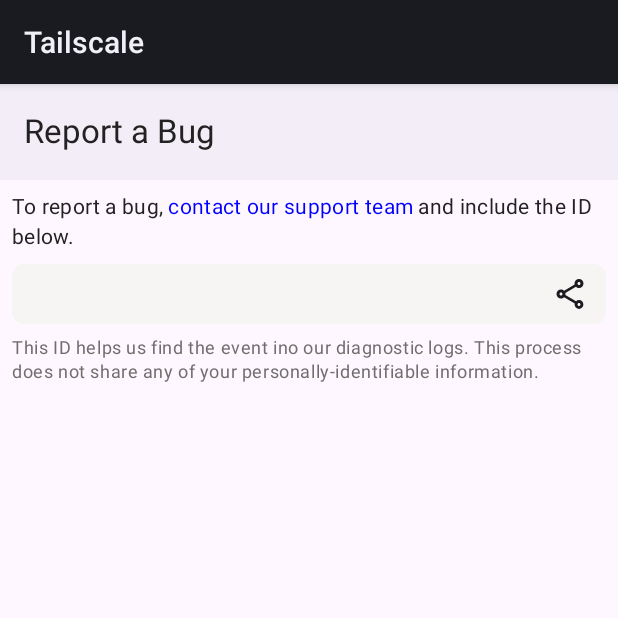
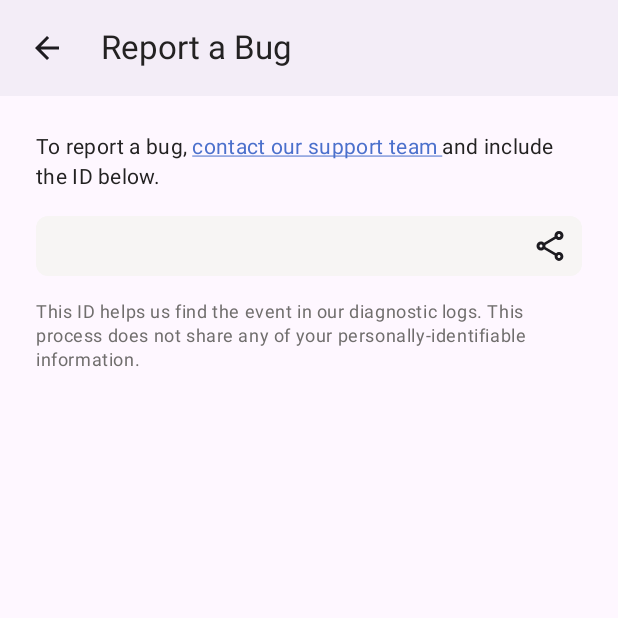
Before and after one commit to tailscale/tailscale-android, an Android app built with Jetpack Compose: the BugReportView screen opened through its navigation route, on a phone screen of 412 x 824 dp, the top half of it. Run offline under Robolectric (Android 15) with nearby library versions, the phone set to English and light mode, and no system bars; 7 statements that could not run were skipped.

Commit message:
[568eb59] android/ui: address preliminary design feedback
Updates tailscale/corp#18202

Adds back navigation to all of the headers.
Corrects all padding and some colours
Adds separators to the device list
Adds the Compat theme so we don't have the black top and bottom bars.
Removes all of the chevrons.
Other minor tweaks

Signed-off-by: Jonathan Nobels <jonathan@tailscale.com>

```diff
--- a/android/src/main/AndroidManifest.xml
+++ b/android/src/main/AndroidManifest.xml
@@ -29,6 +29,7 @@
         android:allowBackup="false"
         android:banner="@drawable/tv_banner"
         android:icon="@mipmap/ic_launcher"
+        android:theme="@style/Theme.AppCompat"
         android:label="Tailscale"
         android:roundIcon="@mipmap/ic_launcher_round">
         <activity
--- a/android/src/main/java/com/tailscale/ipn/MainActivity.kt
+++ b/android/src/main/java/com/tailscale/ipn/MainActivity.kt
@@ -28,6 +28,7 @@
 import com.tailscale.ipn.ui.theme.AppTheme
 import com.tailscale.ipn.ui.util.set
 import com.tailscale.ipn.ui.view.AboutView
+import com.tailscale.ipn.ui.view.BackNavigation
 import com.tailscale.ipn.ui.view.BugReportView
 import com.tailscale.ipn.ui.view.ExitNodePicker
 import com.tailscale.ipn.ui.view.MDMSettingsDebugView
@@ -80,7 +81,10 @@
                   onNavigateToMDMSettings = { navController.navigate("mdmSettings") },
                   onNavigateToManagedBy = { navController.navigate("managedBy") },
                   onNavigateToUserSwitcher = { navController.navigate("userSwitcher") },
+                  onBackPressed = { navController.popBackStack() },
               )
+
+          val backNav = BackNavigation(onBack = { navController.popBackStack() })
 
           val exitNodePickerNav =
               ExitNodePickerNav(
@@ -103,13 +107,13 @@
           composable(
               "peerDetails/{nodeId}",
               arguments = listOf(navArgument("nodeId") { type = NavType.StringType })) {
-                PeerDetails(it.arguments?.getString("nodeId") ?: "")
+                PeerDetails(nav = backNav, it.arguments?.getString("nodeId") ?: "")
               }
-          composable("bugReport") { BugReportView() }
-          composable("about") { AboutView() }
-          composable("mdmSettings") { MDMSettingsDebugView() }
-          composable("managedBy") { ManagedByView() }
-          composable("userSwitcher") { UserSwitcherView() }
+          composable("bugReport") { BugReportView(nav = backNav) }
+          composable("about") { AboutView(nav = backNav) }
+          composable("mdmSettings") { MDMSettingsDebugView(nav = backNav) }
+          composable("managedBy") { ManagedByView(nav = backNav) }
+          composable("userSwitcher") { UserSwitcherView(nav = backNav) }
         }
       }
     }
--- a/android/src/main/java/com/tailscale/ipn/ui/view/BugReportView.kt
+++ b/android/src/main/java/com/tailscale/ipn/ui/view/BugReportView.kt
@@ -24,42 +24,45 @@
 import androidx.compose.runtime.collectAsState
 import androidx.compose.ui.Alignment
 import androidx.compose.ui.Modifier
-import androidx.compose.ui.graphics.Color
 import androidx.compose.ui.platform.LocalClipboardManager
 import androidx.compose.ui.platform.LocalUriHandler
 import androidx.compose.ui.res.stringResource
 import androidx.compose.ui.text.AnnotatedString
 import androidx.compose.ui.text.SpanStyle
 import androidx.compose.ui.text.buildAnnotatedString
+import androidx.compose.ui.text.font.FontFamily
 import androidx.compose.ui.text.style.TextAlign
+import androidx.compose.ui.text.style.TextDecoration
 import androidx.compose.ui.text.style.TextOverflow
 import androidx.compose.ui.text.withStyle
 import androidx.compose.ui.unit.dp
 import androidx.lifecycle.viewmodel.compose.viewModel
 import com.tailscale.ipn.R
 import com.tailscale.ipn.ui.Links
+import com.tailscale.ipn.ui.theme.ts_color_light_blue
 import com.tailscale.ipn.ui.util.defaultPaddingModifier
 import com.tailscale.ipn.ui.util.settingsRowModifier
 import com.tailscale.ipn.ui.viewModel.BugReportViewModel
 import kotlinx.coroutines.flow.StateFlow
 
 @Composable
-fun BugReportView(model: BugReportViewModel = viewModel()) {
+fun BugReportView(nav: BackNavigation, model: BugReportViewModel = viewModel()) {
   val handler = LocalUriHandler.current
 
-  Scaffold(topBar = { Header(R.string.bug_report_title) }) { innerPadding ->
-    Column(modifier = Modifier.padding(innerPadding).padding(8.dp).fillMaxWidth().fillMaxHeight()) {
+  Scaffold(topBar = { Header(R.string.bug_report_title, onBack = nav.onBack) }) { innerPadding ->
+    Column(
+        modifier = Modifier.padding(innerPadding).padding(24.dp).fillMaxWidth().fillMaxHeight()) {
           ClickableText(
               text = contactText(),
               modifier = Modifier.fillMaxWidth(),
               style = MaterialTheme.typography.bodyMedium,
               onClick = { handler.openUri(Links.SUPPORT_URL) })
 
-      Spacer(modifier = Modifier.height(8.dp))
+          Spacer(modifier = Modifier.height(16.dp))
 
           ReportIdRow(bugReportIdFlow = model.bugReportID)
 
-      Spacer(modifier = Modifier.height(8.dp))
+          Spacer(modifier = Modifier.height(16.dp))
 
           Text(
               text = stringResource(id = R.string.bug_report_id_desc),
@@ -87,7 +90,8 @@
           Text(
               text = bugReportId.value,
               style = MaterialTheme.typography.titleMedium,
-              maxLines = 1,
+              fontFamily = FontFamily.Monospace,
+              maxLines = 2,
               overflow = TextOverflow.Ellipsis,
               modifier = defaultPaddingModifier())
         }
@@ -105,7 +109,8 @@
     }
 
     pushStringAnnotation(tag = "reportLink", annotation = Links.SUPPORT_URL)
-    withStyle(style = SpanStyle(color = Color.Blue)) {
+    withStyle(
+        style = SpanStyle(color = ts_color_light_blue, textDecoration = TextDecoration.Underline)) {
           append(stringResource(id = R.string.bug_report_instructions_linktext))
         }
     pop()
--- a/android/src/main/java/com/tailscale/ipn/ui/view/ExitNodePicker.kt
+++ b/android/src/main/java/com/tailscale/ipn/ui/view/ExitNodePicker.kt
@@ -43,7 +43,8 @@
     model: ExitNodePickerViewModel = viewModel(factory = ExitNodePickerViewModelFactory(nav))
 ) {
   LoadingIndicator.Wrap {
-    Scaffold(topBar = { Header(R.string.choose_exit_node) }) { innerPadding ->
+    Scaffold(topBar = { Header(R.string.choose_exit_node, onBack = nav.onNavigateHome) }) {
+        innerPadding ->
       val tailnetExitNodes = model.tailnetExitNodes.collectAsState()
       val mullvadExitNodes = model.mullvadExitNodesByCountryCode.collectAsState()
       val anyActive = model.anyActive.collectAsState()
--- a/android/src/main/java/com/tailscale/ipn/ui/view/MDMSettingsDebugView.kt
+++ b/android/src/main/java/com/tailscale/ipn/ui/view/MDMSettingsDebugView.kt
@@ -31,8 +31,9 @@
 
 @OptIn(ExperimentalMaterial3Api::class)
 @Composable
-fun MDMSettingsDebugView(model: IpnViewModel = viewModel()) {
-  Scaffold(topBar = { Header(R.string.current_mdm_settings) }) { innerPadding ->
+fun MDMSettingsDebugView(nav: BackNavigation, model: IpnViewModel = viewModel()) {
+  Scaffold(topBar = { Header(R.string.current_mdm_settings, onBack = nav.onBack) }) { innerPadding
+    ->
     val mdmSettings = IpnViewModel.mdmSettings.collectAsState().value
     LazyColumn(modifier = Modifier.padding(innerPadding)) {
       items(enumValues<BooleanSetting>()) { booleanSetting ->
--- a/android/src/main/java/com/tailscale/ipn/ui/view/MainView.kt
+++ b/android/src/main/java/com/tailscale/ipn/ui/view/MainView.kt
@@ -10,21 +10,23 @@
 import androidx.compose.foundation.layout.Column
 import androidx.compose.foundation.layout.Row
 import androidx.compose.foundation.layout.Spacer
+import androidx.compose.foundation.layout.WindowInsets
 import androidx.compose.foundation.layout.fillMaxHeight
 import androidx.compose.foundation.layout.fillMaxSize
 import androidx.compose.foundation.layout.fillMaxWidth
 import androidx.compose.foundation.layout.padding
 import androidx.compose.foundation.layout.size
+import androidx.compose.foundation.layout.statusBars
 import androidx.compose.foundation.lazy.LazyColumn
 import androidx.compose.foundation.shape.RoundedCornerShape
 import androidx.compose.material.icons.Icons
-import androidx.compose.material.icons.automirrored.filled.KeyboardArrowRight
 import androidx.compose.material.icons.outlined.ArrowDropDown
 import androidx.compose.material.icons.outlined.Clear
 import androidx.compose.material.icons.outlined.Close
 import androidx.compose.material.icons.outlined.Search
 import androidx.compose.material.icons.outlined.Settings
 import androidx.compose.material3.ExperimentalMaterial3Api
+import androidx.compose.material3.HorizontalDivider
 import androidx.compose.material3.Icon
 import androidx.compose.material3.IconButton
 import androidx.compose.material3.ListItem
@@ -32,7 +34,6 @@
 import androidx.compose.material3.Scaffold
 import androidx.compose.material3.SearchBar
 import androidx.compose.material3.SearchBarDefaults
-import androidx.compose.material3.Switch
 import androidx.compose.material3.Text
 import androidx.compose.runtime.Composable
 import androidx.compose.runtime.collectAsState
@@ -68,17 +69,23 @@
 
 @Composable
 fun MainView(navigation: MainViewNavigation, viewModel: MainViewModel = viewModel()) {
-  Scaffold { _ ->
-    Column(modifier = Modifier.fillMaxWidth(), verticalArrangement = Arrangement.Center) {
+  Scaffold(contentWindowInsets = WindowInsets.Companion.statusBars) { paddingInsets ->
+    Column(
+        modifier = Modifier.fillMaxWidth().padding(paddingInsets),
+        verticalArrangement = Arrangement.Center) {
           val state = viewModel.ipnState.collectAsState(initial = Ipn.State.NoState)
           val user = viewModel.loggedInUser.collectAsState(initial = null)
 
           Row(
-          modifier = Modifier.fillMaxWidth().padding(horizontal = 8.dp),
+              modifier =
+                  Modifier.fillMaxWidth()
+                      .background(MaterialTheme.colorScheme.secondaryContainer)
+                      .padding(horizontal = 8.dp)
+                      .padding(top = 10.dp),
               verticalAlignment = Alignment.CenterVertically) {
                 val isOn = viewModel.vpnToggleState.collectAsState(initial = false)
                 if (state.value != Ipn.State.NeedsLogin && state.value != Ipn.State.NoState) {
-              Switch(onCheckedChange = { viewModel.toggleVpn() }, checked = isOn.value)
+                  TintedSwitch(onCheckedChange = { viewModel.toggleVpn() }, checked = isOn.value)
                   Spacer(Modifier.size(3.dp))
                 }
 
@@ -98,7 +105,13 @@
             Ipn.State.Running -> {
 
               val selfPeerId = viewModel.selfPeerId.collectAsState(initial = "")
-          ExitNodeStatus(navAction = navigation.onNavigateToExitNodes, viewModel = viewModel)
+              Row(
+                  modifier =
+                      Modifier.background(MaterialTheme.colorScheme.secondaryContainer)
+                          .padding(top = 10.dp, bottom = 20.dp)) {
+                    ExitNodeStatus(
+                        navAction = navigation.onNavigateToExitNodes, viewModel = viewModel)
+                  }
               PeerList(
                   searchTerm = viewModel.searchTerm,
                   state = viewModel.ipnState,
@@ -135,16 +148,17 @@
           Modifier.clickable { navAction() }
               .padding(horizontal = 8.dp)
               .clip(shape = RoundedCornerShape(10.dp, 10.dp, 10.dp, 10.dp))
-              .background(MaterialTheme.colorScheme.secondaryContainer)
+              .background(MaterialTheme.colorScheme.background)
               .fillMaxWidth()) {
-        Column(modifier = Modifier.padding(6.dp)) {
+        Column(modifier = Modifier.padding(vertical = 15.dp, horizontal = 18.dp)) {
           Text(
               text = stringResource(id = R.string.exit_node),
-              style = MaterialTheme.typography.titleMedium)
+              color = MaterialTheme.colorScheme.secondary,
+              style = MaterialTheme.typography.titleSmall)
           Row(verticalAlignment = Alignment.CenterVertically) {
             Text(
                 text = exitNode ?: stringResource(id = R.string.none),
-                style = MaterialTheme.typography.bodyMedium)
+                style = MaterialTheme.typography.bodyLarge)
             Icon(
                 Icons.Outlined.ArrowDropDown,
                 null,
@@ -208,12 +222,13 @@
 fun ConnectView(user: IpnLocal.LoginProfile?, connectAction: () -> Unit, loginAction: () -> Unit) {
   Row(horizontalArrangement = Arrangement.Center, modifier = Modifier.fillMaxWidth()) {
     Column(
+        horizontalAlignment = Alignment.CenterHorizontally,
         modifier =
-            Modifier.background(MaterialTheme.colorScheme.secondaryContainer)
-                .padding(8.dp)
-                .fillMaxWidth(0.7f)
-                .fillMaxHeight(),
-        verticalArrangement = Arrangement.spacedBy(8.dp, alignment = Alignment.CenterVertically),
+            Modifier.background(MaterialTheme.colorScheme.secondaryContainer).fillMaxWidth()) {
+          Column(
+              modifier = Modifier.padding(8.dp).fillMaxWidth(0.7f).fillMaxHeight(),
+              verticalArrangement =
+                  Arrangement.spacedBy(8.dp, alignment = Alignment.CenterVertically),
               horizontalAlignment = Alignment.CenterHorizontally,
           ) {
             if (user != null && !user.isEmpty()) {
@@ -266,6 +281,7 @@
           }
         }
   }
+}
 
 @Composable
 fun ClearButton(onClick: () -> Unit) {
@@ -308,9 +324,11 @@
       trailingIcon = {
         if (searchTermStr.isNotEmpty()) ClearButton({ onSearch("") }) else CloseButton()
       },
-      tonalElevation = 2.dp,
-      shadowElevation = 2.dp,
-      colors = SearchBarDefaults.colors(),
+      tonalElevation = 0.dp,
+      shadowElevation = 0.dp,
+      colors =
+          SearchBarDefaults.colors(
+              containerColor = Color.Transparent, dividerColor = Color.Transparent),
       modifier = Modifier.fillMaxWidth()) {
         LazyColumn(
             modifier =
@@ -323,7 +341,8 @@
                     Text(
                         text =
                             peerSet.user?.DisplayName ?: stringResource(id = R.string.unknown_user),
-                        style = MaterialTheme.typography.titleLarge)
+                        style = MaterialTheme.typography.titleLarge,
+                        fontWeight = FontWeight.SemiBold)
                   })
             }
             peerSet.peers.forEach { peer ->
@@ -344,19 +363,20 @@
                             }
                         Box(
                             modifier =
-                                Modifier.size(8.dp)
+                                Modifier.size(10.dp)
                                     .background(
                                         color = color, shape = RoundedCornerShape(percent = 50))) {}
-                        Spacer(modifier = Modifier.size(8.dp))
+                        Spacer(modifier = Modifier.size(6.dp))
                         Text(text = peer.ComputedName, style = MaterialTheme.typography.titleMedium)
                       }
                     },
                     supportingContent = {
                       Text(
                           text = peer.Addresses?.first()?.split("/")?.first() ?: "",
-                          style = MaterialTheme.typography.bodyMedium)
-                    },
-                    trailingContent = { Icon(Icons.AutoMirrored.Filled.KeyboardArrowRight, null) })
+                          style = MaterialTheme.typography.bodyMedium,
+                          color = MaterialTheme.colorScheme.secondary)
+                    })
+                HorizontalDivider(color = MaterialTheme.colorScheme.secondaryContainer)
               }
             }
           }
--- a/android/src/main/java/com/tailscale/ipn/ui/view/SharedViews.kt
+++ b/android/src/main/java/com/tailscale/ipn/ui/view/SharedViews.kt
@@ -4,9 +4,11 @@
 package com.tailscale.ipn.ui.view
 
 import androidx.annotation.StringRes
+import androidx.compose.foundation.clickable
+import androidx.compose.foundation.layout.padding
 import androidx.compose.foundation.layout.width
 import androidx.compose.material.icons.Icons
-import androidx.compose.material.icons.automirrored.filled.KeyboardArrowRight
+import androidx.compose.material.icons.automirrored.filled.ArrowBack
 import androidx.compose.material.icons.filled.CheckCircle
 import androidx.compose.material3.CircularProgressIndicator
 import androidx.compose.material3.ExperimentalMaterial3Api
@@ -20,22 +22,31 @@
 import androidx.compose.ui.res.stringResource
 import androidx.compose.ui.unit.dp
 
+data class BackNavigation(
+    val onBack: () -> Unit,
+)
+
 // Header view for all secondary screens
 @OptIn(ExperimentalMaterial3Api::class)
 @Composable
-fun Header(@StringRes title: Int) {
+fun Header(@StringRes title: Int, onBack: (() -> Unit)? = null) {
   TopAppBar(
       colors =
           TopAppBarDefaults.topAppBarColors(
               containerColor = MaterialTheme.colorScheme.surfaceContainer,
               titleContentColor = MaterialTheme.colorScheme.primary,
           ),
-      title = { Text(stringResource(title)) })
+      title = { Text(stringResource(title)) },
+      navigationIcon = { onBack?.let { BackArrow(action = it) } },
+  )
 }
 
 @Composable
-fun ChevronRight() {
-  Icon(Icons.AutoMirrored.Filled.KeyboardArrowRight, null)
+fun BackArrow(action: () -> Unit) {
+  Icon(
+      Icons.AutoMirrored.Filled.ArrowBack,
+      null,
+      modifier = Modifier.clickable { action() }.padding(start = 15.dp, end = 20.dp))
 }
 
 @Composable
--- a/android/src/main/java/com/tailscale/ipn/ui/view/UserSwitcherView.kt
+++ b/android/src/main/java/com/tailscale/ipn/ui/view/UserSwitcherView.kt
@@ -25,12 +25,12 @@
 
 @OptIn(ExperimentalMaterial3Api::class)
 @Composable
-fun UserSwitcherView(viewModel: UserSwitcherViewModel = viewModel()) {
+fun UserSwitcherView(nav: BackNavigation, viewModel: UserSwitcherViewModel = viewModel()) {
 
   val users = viewModel.loginProfiles.collectAsState().value
   val currentUser = viewModel.loggedInUser.collectAsState().value
 
-  Scaffold(topBar = { Header(R.string.accounts) }) { innerPadding ->
+  Scaffold(topBar = { Header(R.string.accounts, onBack = nav.onBack) }) { innerPadding ->
     Column(
         modifier = Modifier.padding(innerPadding).fillMaxWidth(),
         verticalArrangement = Arrangement.spacedBy(8.dp)) {
--- a/android/src/main/java/com/tailscale/ipn/ui/view/UserView.kt
+++ b/android/src/main/java/com/tailscale/ipn/ui/view/UserView.kt
@@ -62,7 +62,7 @@
           when (actionState) {
             UserActionState.CURRENT -> CheckedIndicator()
             UserActionState.SWITCHING -> SimpleActivityIndicator(size = 26)
-            UserActionState.NAV -> ChevronRight()
+            UserActionState.NAV -> Unit
             UserActionState.NONE -> Unit
           }
         }
--- a/android/src/main/java/com/tailscale/ipn/ui/viewModel/SettingsViewModel.kt
+++ b/android/src/main/java/com/tailscale/ipn/ui/viewModel/SettingsViewModel.kt
@@ -78,7 +78,8 @@
     val onNavigateToAbout: () -> Unit,
     val onNavigateToMDMSettings: () -> Unit,
     val onNavigateToManagedBy: () -> Unit,
-    val onNavigateToUserSwitcher: () -> Unit
+    val onNavigateToUserSwitcher: () -> Unit,
+    val onBackPressed: () -> Unit,
 )
 
 class SettingsViewModelFactory(private val navigation: SettingsNav) : ViewModelProvider.Factory {
--- a/android/src/main/res/values/strings.xml
+++ b/android/src/main/res/values/strings.xml
@@ -24,13 +24,14 @@
     <string name="terms_of_service">Terms of Service</string>
     <string name="about_view_footnotes">WireGuard is a registered trademark of Jason A. Donenfeld.\n\n© 2024 Tailscale Inc. All rights reserved.\nTailscale is a registered trademark of Tailscale Inc.</string>
     <string name="app_icon_content_description">The Tailscale App Icon</string>
+    <string name="managed_by">Managed By</string>
 
     <!-- Strings for the bug reporting screen -->
     <string name="bug_report_title">Report a Bug</string>
     <string name="bug_report_instructions_prefix">To report a bug,&#160;</string>
-    <string name="bug_report_instructions_linktext">contact our support team&#160; </string>
-    <string name="bug_report_instructions_suffix">and include the ID below.</string>
-    <string name="bug_report_id_desc">This ID helps us find the event ino our diagnostic logs.  This process does not share any of your personally-identifiable information.</string>
+    <string name="bug_report_instructions_linktext">contact our support team&#160;</string>
+    <string name="bug_report_instructions_suffix"> and include the ID below.</string>
+    <string name="bug_report_id_desc">This ID helps us find the event in our diagnostic logs. This process does not share any of your personally-identifiable information.</string>
 
     <!-- Strings for the settings screen -->
     <string name="settings_title">Settings</string>
@@ -41,16 +42,17 @@
     <string name="use_ts_dns">Use Tailscale DNS</string>
 
     <!-- Strings for the main screen -->
-    <string name="exit_node">Exit Node</string>
+    <string name="exit_node">EXIT NODE</string>
     <string name="starting">Starting…</string>
     <string name="connect_to_tailnet">"Connect again to talk to the other devices in the %1$s tailnet."</string>
     <string name="welcome_to_tailscale">Welcome to Tailscale</string>
     <string name="login_to_join_your_tailnet">Log in to join your tailnet and connect your devices.</string>
 
     <!-- Strings for peer details -->
-    <string name="addresses_section">TAILSCALE ADDRESSES</string>
+    <string name="addresses_section"></string>
     <string name="os">OS</string>
     <string name="key_expiry">Key Expiry</string>
+    <string name="peer_details">Tailscale Addresses</string>
 
     <!-- Strings for MDM settings -->
     <string name="current_mdm_settings">Current MDM Settings</string>
```
Also changed, not shown: android/src/main/java/com/tailscale/ipn/ui/view/AboutView.kt (+3 -4 lines), android/src/main/java/com/tailscale/ipn/ui/view/ManagedByView.kt (+3 -4 lines), android/src/main/java/com/tailscale/ipn/ui/view/PeerDetails.kt (+22 -15 lines), android/src/main/java/com/tailscale/ipn/ui/view/SettingsView.kt (+5 -5 lines), android/src/main/java/com/tailscale/ipn/ui/view/TintedSwitch.kt (added, +24 -0 lines). Lines whose indentation alone changed are shown as unchanged.
